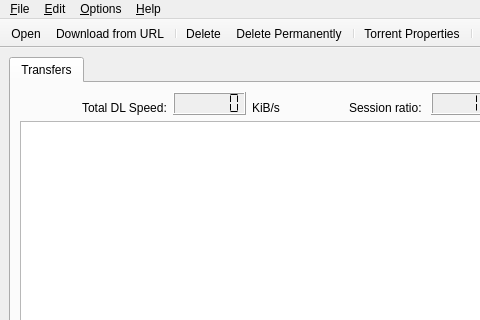
First picture: the form in src/MainWindow.ui, repository SysAdminDoc/qBittorrent-Vanced, before the edit; both pictures show x 0 to 480 and y 0 to 320 of the 849 by 576 pixel window.
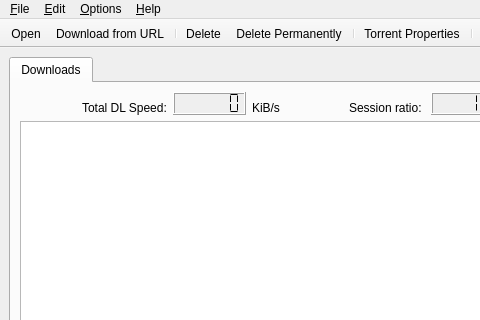
Second picture: the form after the edit.

Commit message: - Added a new tab for finished torrents (WIP, not used yet)

Patch:
```diff
--- a/src/MainWindow.ui
+++ b/src/MainWindow.ui
@@ -33,7 +33,7 @@
       </property>
       <widget class="QWidget" name="tab" >
        <attribute name="title" >
-        <string>Transfers</string>
+        <string>Downloads</string>
        </attribute>
        <layout class="QVBoxLayout" >
         <property name="margin" >
```
The commit also changes 6 other files.
